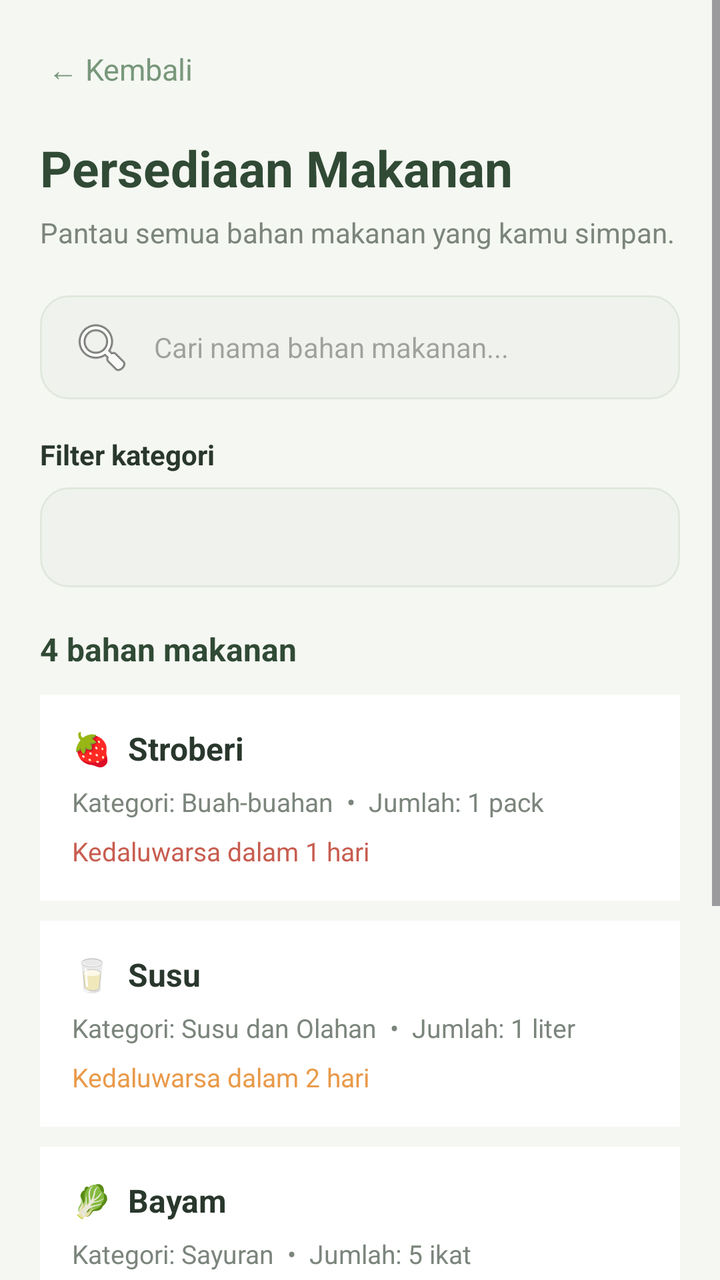
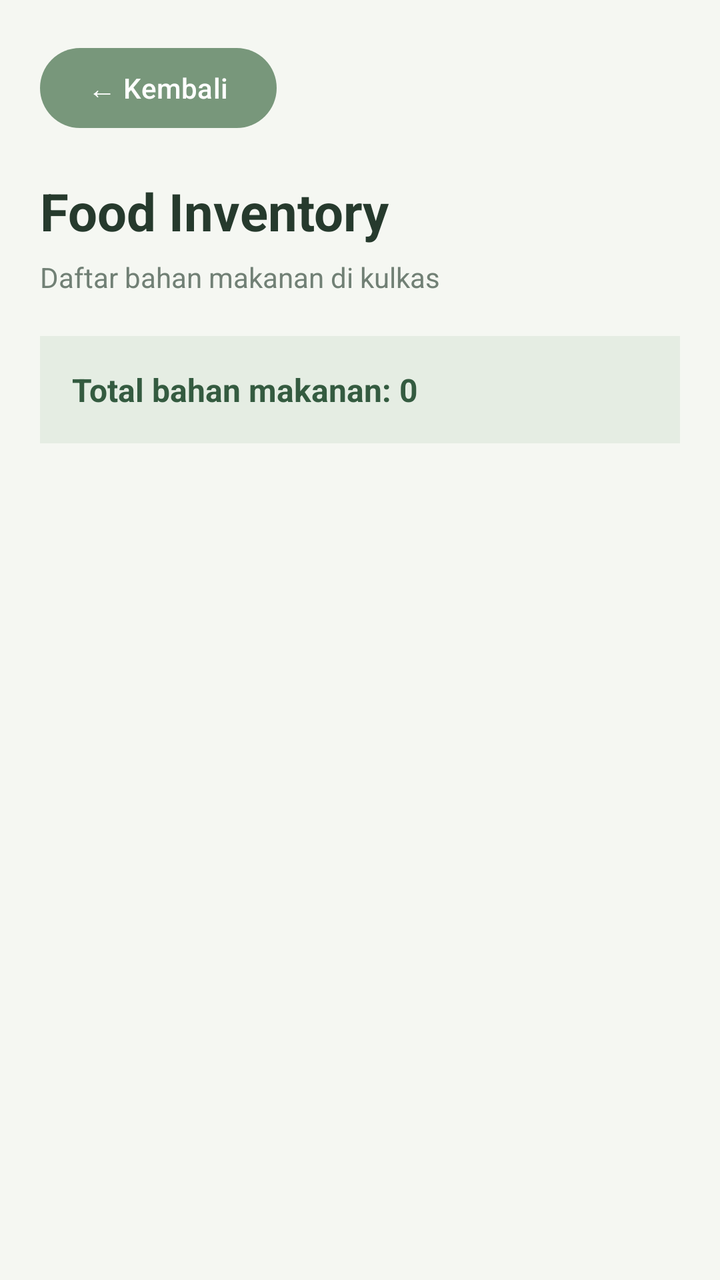

Screens rendered from an Android XML layout before and after an edit, with the pre-edit source and the edit as a unified diff.
<!-- AndroidManifest.xml: application theme Theme.FridgeFoodSaver -->
<!-- res/layout/activity_inventory.xml -->
<?xml version="1.0" encoding="utf-8"?>
<ScrollView xmlns:android="http://schemas.android.com/apk/res/android"
    android:layout_width="match_parent"
    android:layout_height="match_parent"
    android:background="@color/soft_white"
    android:fillViewport="true">

    <LinearLayout
        android:layout_width="match_parent"
        android:layout_height="wrap_content"
        android:orientation="vertical"
        android:padding="20dp">

        <TextView
            android:id="@+id/tvBack"
            android:layout_width="wrap_content"
            android:layout_height="wrap_content"
            android:text="← Kembali"
            android:textColor="@color/sage_green"
            android:textSize="15sp"
            android:padding="4dp" />

        <TextView
            android:layout_width="match_parent"
            android:layout_height="wrap_content"
            android:layout_marginTop="18dp"
            android:text="Persediaan Makanan"
            android:textColor="@color/dark_green"
            android:textSize="25sp"
            android:textStyle="bold" />

        <TextView
            android:layout_width="match_parent"
            android:layout_height="wrap_content"
            android:layout_marginTop="6dp"
            android:text="Pantau semua bahan makanan yang kamu simpan."
            android:textColor="@color/text_gray"
            android:textSize="14sp" />

        
        <EditText
            android:id="@+id/etSearchFood"
            android:layout_width="match_parent"
            android:layout_height="52dp"
            android:layout_marginTop="22dp"
            android:background="@drawable/bg_input"
            android:hint="Cari nama bahan makanan..."
            android:paddingHorizontal="15dp"
            android:singleLine="true"
            android:drawableStart="@android:drawable/ic_menu_search"
            android:drawablePadding="10dp"
            android:inputType="text"
            android:textSize="14sp" />

        
        <TextView
            android:layout_width="wrap_content"
            android:layout_height="wrap_content"
            android:layout_marginTop="18dp"
            android:text="Filter kategori"
            android:textColor="@color/text_dark"
            android:textStyle="bold"
            android:textSize="14sp" />

        <Spinner
            android:id="@+id/spFilterCategory"
            android:layout_width="match_parent"
            android:layout_height="50dp"
            android:layout_marginTop="7dp"
            android:background="@drawable/bg_input"
            android:paddingHorizontal="12dp" />

        
        <TextView
            android:id="@+id/tvItemCount"
            android:layout_width="match_parent"
            android:layout_height="wrap_content"
            android:layout_marginTop="20dp"
            android:text="4 bahan makanan"
            android:textColor="@color/dark_green"
            android:textSize="16sp"
            android:textStyle="bold" />

        
        <LinearLayout
            android:id="@+id/foodListContainer"
            android:layout_width="match_parent"
            android:layout_height="wrap_content"
            android:layout_marginTop="12dp"
            android:orientation="vertical">

            
            <LinearLayout
                android:id="@+id/itemStrawberry"
                android:tag="Buah-buahan"
                android:layout_width="match_parent"
                android:layout_height="wrap_content"
                android:layout_marginBottom="10dp"
                android:background="@color/pure_white"
                android:orientation="vertical"
                android:padding="16dp">

                <TextView
                    android:layout_width="match_parent"
                    android:layout_height="wrap_content"
                    android:text="🍓  Stroberi"
                    android:textColor="@color/text_dark"
                    android:textSize="16sp"
                    android:textStyle="bold" />

                <TextView
                    android:layout_width="match_parent"
                    android:layout_height="wrap_content"
                    android:layout_marginTop="7dp"
                    android:text="Kategori: Buah-buahan  •  Jumlah: 1 pack"
                    android:textColor="@color/text_gray"
                    android:textSize="13sp" />

                <TextView
                    android:layout_width="match_parent"
                    android:layout_height="wrap_content"
                    android:layout_marginTop="7dp"
                    android:text="Kedaluwarsa dalam 1 hari"
                    android:textColor="@color/expiry_red"
                    android:textSize="13sp" />
            </LinearLayout>

            
            <LinearLayout
                android:id="@+id/itemMilk"
                android:tag="Susu dan Olahan"
                android:layout_width="match_parent"
                android:layout_height="wrap_content"
                android:layout_marginBottom="10dp"
                android:background="@color/pure_white"
                android:orientation="vertical"
                android:padding="16dp">

                <TextView
                    android:layout_width="match_parent"
                    android:layout_height="wrap_content"
                    android:text="🥛  Susu"
                    android:textColor="@color/text_dark"
                    android:textSize="16sp"
                    android:textStyle="bold" />

                <TextView
                    android:layout_width="match_parent"
                    android:layout_height="wrap_content"
                    android:layout_marginTop="7dp"
                    android:text="Kategori: Susu dan Olahan  •  Jumlah: 1 liter"
                    android:textColor="@color/text_gray"
                    android:textSize="13sp" />

                <TextView
                    android:layout_width="match_parent"
                    android:layout_height="wrap_content"
                    android:layout_marginTop="7dp"
                    android:text="Kedaluwarsa dalam 2 hari"
                    android:textColor="@color/warm_orange"
                    android:textSize="13sp" />
            </LinearLayout>

            
            <LinearLayout
                android:id="@+id/itemSpinach"
                android:tag="Sayuran"
                android:layout_width="match_parent"
                android:layout_height="wrap_content"
                android:layout_marginBottom="10dp"
                android:background="@color/pure_white"
                android:orientation="vertical"
                android:padding="16dp">

                <TextView
                    android:layout_width="match_parent"
                    android:layout_height="wrap_content"
                    android:text="🥬  Bayam"
                    android:textColor="@color/text_dark"
                    android:textSize="16sp"
                    android:textStyle="bold" />

                <TextView
                    android:layout_width="match_parent"
                    android:layout_height="wrap_content"
                    android:layout_marginTop="7dp"
                    android:text="Kategori: Sayuran  •  Jumlah: 5 ikat"
                    android:textColor="@color/text_gray"
                    android:textSize="13sp" />

                <TextView
                    android:layout_width="match_parent"
                    android:layout_height="wrap_content"
                    android:layout_marginTop="7dp"
                    android:text="Masih aman disimpan"
                    android:textColor="@color/sage_green"
                    android:textSize="13sp" />
            </LinearLayout>

            
            <LinearLayout
                android:id="@+id/itemEgg"
                android:tag="Telur"
                android:layout_width="match_parent"
                android:layout_height="wrap_content"
                android:layout_marginBottom="10dp"
                android:background="@color/pure_white"
                android:orientation="vertical"
                android:padding="16dp">

                <TextView
                    android:layout_width="match_parent"
                    android:layout_height="wrap_content"
                    android:text="🥚  Telur"
                    android:textColor="@color/text_dark"
                    android:textSize="16sp"
                    android:textStyle="bold" />

                <TextView
                    android:layout_width="match_parent"
                    android:layout_height="wrap_content"
                    android:layout_marginTop="7dp"
                    android:text="Kategori: Telur  •  Jumlah: 10 butir"
                    android:textColor="@color/text_gray"
                    android:textSize="13sp" />

                <TextView
                    android:layout_width="match_parent"
                    android:layout_height="wrap_content"
                    android:layout_marginTop="7dp"
                    android:text="Masih aman disimpan"
                    android:textColor="@color/sage_green"
                    android:textSize="13sp" />
            </LinearLayout>

        </LinearLayout>

        <TextView
            android:id="@+id/tvEmpty"
            android:layout_width="match_parent"
            android:layout_height="wrap_content"
            android:gravity="center"
            android:padding="25dp"
            android:text="Bahan makanan tidak ditemukan."
            android:textColor="@color/text_gray"
            android:visibility="gone" />

        <Button
            android:id="@+id/btnAddFood"
            android:layout_width="match_parent"
            android:layout_height="55dp"
            android:layout_marginTop="15dp"
            android:layout_marginBottom="15dp"
            android:backgroundTint="@color/sage_green"
            android:text="+ Tambah Bahan Makanan"
            android:textAllCaps="false"
            android:textColor="@color/pure_white"
            android:textSize="15sp" />

    </LinearLayout>
</ScrollView>
<!-- resources referenced by this layout -->
<resources>
  <color name="dark_green">#304A35</color>
  <color name="expiry_red">#C85D50</color>
  <color name="pure_white">#FFFFFF</color>
  <color name="sage_green">#78977B</color>
  <color name="soft_white">#F5F7F2</color>
  <color name="text_dark">#29372C</color>
  <color name="text_gray">#7B857C</color>
  <color name="warm_orange">#E99A4A</color>
  <!-- drawable bg_input (drawable) -->
  <?xml version="1.0" encoding="utf-8"?>
  <shape xmlns:android="http://schemas.android.com/apk/res/android">
  
      <solid android:color="@color/input_background"/>
  
      <corners android:radius="14dp"/>
  
      <stroke
          android:width="1dp"
          android:color="#E1E8DE"/>
  
  </shape>
  <style name="Theme.FridgeFoodSaver" parent="Theme.Material3.DayNight.NoActionBar">
  
          <item name="colorPrimary">@color/sage_green</item>
          <item name="colorOnPrimary">@color/pure_white</item>
          <item name="colorSecondary">@color/warm_orange</item>
          <item name="android:statusBarColor">@color/soft_white</item>
          <item name="android:navigationBarColor">@color/soft_white</item>
          <item name="android:windowLightStatusBar">true</item>
          <item name="android:windowBackground">@color/soft_white</item>
      </style>
  <color name="input_background">#F0F3ED</color>
</resources>

<!-- the commit's change to res/layout/activity_inventory.xml (unified diff, before → after) -->
@@ -2,7 +2,7 @@
 <ScrollView xmlns:android="http://schemas.android.com/apk/res/android"
     android:layout_width="match_parent"
     android:layout_height="match_parent"
-    android:background="@color/soft_white"
+    android:background="#F5F7F2"
     android:fillViewport="true">
 
     <LinearLayout
@@ -11,251 +11,59 @@
         android:orientation="vertical"
         android:padding="20dp">
 
-        <TextView
-            android:id="@+id/tvBack"
+        <Button
+            android:id="@+id/btnInventoryBack"
             android:layout_width="wrap_content"
             android:layout_height="wrap_content"
             android:text="← Kembali"
-            android:textColor="@color/sage_green"
-            android:textSize="15sp"
-            android:padding="4dp" />
+            android:textAllCaps="false" />
 
         <TextView
             android:layout_width="match_parent"
             android:layout_height="wrap_content"
-            android:layout_marginTop="18dp"
-            android:text="Persediaan Makanan"
-            android:textColor="@color/dark_green"
-            android:textSize="25sp"
+            android:layout_marginTop="20dp"
+            android:text="Food Inventory"
+            android:textColor="#263A2D"
+            android:textSize="26sp"
             android:textStyle="bold" />
 
         <TextView
             android:layout_width="match_parent"
             android:layout_height="wrap_content"
             android:layout_marginTop="6dp"
-            android:text="Pantau semua bahan makanan yang kamu simpan."
-            android:textColor="@color/text_gray"
+            android:text="Daftar bahan makanan di kulkas"
+            android:textColor="#718075"
             android:textSize="14sp" />
 
-        
-        <EditText
-            android:id="@+id/etSearchFood"
-            android:layout_width="match_parent"
-            android:layout_height="52dp"
-            android:layout_marginTop="22dp"
-            android:background="@drawable/bg_input"
-            android:hint="Cari nama bahan makanan..."
-            android:paddingHorizontal="15dp"
-            android:singleLine="true"
-            android:drawableStart="@android:drawable/ic_menu_search"
-            android:drawablePadding="10dp"
-            android:inputType="text"
-            android:textSize="14sp" />
-
-        
         <TextView
-            android:layout_width="wrap_content"
-            android:layout_height="wrap_content"
-            android:layout_marginTop="18dp"
-            android:text="Filter kategori"
-            android:textColor="@color/text_dark"
-            android:textStyle="bold"
-            android:textSize="14sp" />
-
-        <Spinner
-            android:id="@+id/spFilterCategory"
-            android:layout_width="match_parent"
-            android:layout_height="50dp"
-            android:layout_marginTop="7dp"
-            android:background="@drawable/bg_input"
-            android:paddingHorizontal="12dp" />
-
-        
-        <TextView
-            android:id="@+id/tvItemCount"
+            android:id="@+id/tvInventoryCount"
             android:layout_width="match_parent"
             android:layout_height="wrap_content"
             android:layout_marginTop="20dp"
-            android:text="4 bahan makanan"
-            android:textColor="@color/dark_green"
+            android:background="#E5EDE3"
+            android:padding="16dp"
+            android:text="Total bahan makanan: 0"
+            android:textColor="#345B40"
             android:textSize="16sp"
             android:textStyle="bold" />
 
-        
-        <LinearLayout
-            android:id="@+id/foodListContainer"
+        <TextView
+            android:id="@+id/tvEmptyInventory"
             android:layout_width="match_parent"
             android:layout_height="wrap_content"
-            android:layout_marginTop="12dp"
-            android:orientation="vertical">
+            android:layout_marginTop="30dp"
+            android:gravity="center"
+            android:text="Belum ada bahan makanan."
+            android:textColor="#718075"
+            android:textSize="15sp"
+            android:visibility="gone" />
 
-            
-            <LinearLayout
-                android:id="@+id/itemStrawberry"
-                android:tag="Buah-buahan"
-                android:layout_width="match_parent"
-                android:layout_height="wrap_content"
-                android:layout_marginBottom="10dp"
-                android:background="@color/pure_white"
-                android:orientation="vertical"
-                android:padding="16dp">
-
-                <TextView
-                    android:layout_width="match_parent"
-                    android:layout_height="wrap_content"
-                    android:text="🍓  Stroberi"
-                    android:textColor="@color/text_dark"
-                    android:textSize="16sp"
-                    android:textStyle="bold" />
-
-                <TextView
-                    android:layout_width="match_parent"
-                    android:layout_height="wrap_content"
-                    android:layout_marginTop="7dp"
-                    android:text="Kategori: Buah-buahan  •  Jumlah: 1 pack"
-                    android:textColor="@color/text_gray"
-                    android:textSize="13sp" />
-
-                <TextView
-                    android:layout_width="match_parent"
-                    android:layout_height="wrap_content"
-                    android:layout_marginTop="7dp"
-                    android:text="Kedaluwarsa dalam 1 hari"
-                    android:textColor="@color/expiry_red"
-                    android:textSize="13sp" />
-            </LinearLayout>
-
-            
-            <LinearLayout
-                android:id="@+id/itemMilk"
-                android:tag="Susu dan Olahan"
-                android:layout_width="match_parent"
-                android:layout_height="wrap_content"
-                android:layout_marginBottom="10dp"
-                android:background="@color/pure_white"
-                android:orientation="vertical"
-                android:padding="16dp">
-
-                <TextView
-                    android:layout_width="match_parent"
-                    android:layout_height="wrap_content"
-                    android:text="🥛  Susu"
-                    android:textColor="@color/text_dark"
-                    android:textSize="16sp"
-                    android:textStyle="bold" />
-
-                <TextView
-                    android:layout_width="match_parent"
-                    android:layout_height="wrap_content"
-                    android:layout_marginTop="7dp"
-                    android:text="Kategori: Susu dan Olahan  •  Jumlah: 1 liter"
-                    android:textColor="@color/text_gray"
-                    android:textSize="13sp" />
-
-                <TextView
-                    android:layout_width="match_parent"
-                    android:layout_height="wrap_content"
-                    android:layout_marginTop="7dp"
-                    android:text="Kedaluwarsa dalam 2 hari"
-                    android:textColor="@color/warm_orange"
-                    android:textSize="13sp" />
-            </LinearLayout>
-
-            
-            <LinearLayout
-                android:id="@+id/itemSpinach"
-                android:tag="Sayuran"
-                android:layout_width="match_parent"
-                android:layout_height="wrap_content"
-                android:layout_marginBottom="10dp"
-                android:background="@color/pure_white"
-                android:orientation="vertical"
-                android:padding="16dp">
-
-                <TextView
-                    android:layout_width="match_parent"
-                    android:layout_height="wrap_content"
-                    android:text="🥬  Bayam"
-                    android:textColor="@color/text_dark"
-                    android:textSize="16sp"
-                    android:textStyle="bold" />
-
-                <TextView
-                    android:layout_width="match_parent"
-                    android:layout_height="wrap_content"
-                    android:layout_marginTop="7dp"
-                    android:text="Kategori: Sayuran  •  Jumlah: 5 ikat"
-                    android:textColor="@color/text_gray"
-                    android:textSize="13sp" />
-
-                <TextView
-                    android:layout_width="match_parent"
-                    android:layout_height="wrap_content"
-                    android:layout_marginTop="7dp"
-                    android:text="Masih aman disimpan"
-                    android:textColor="@color/sage_green"
-                    android:textSize="13sp" />
-            </LinearLayout>
-
-            
-            <LinearLayout
-                android:id="@+id/itemEgg"
-                android:tag="Telur"
-                android:layout_width="match_parent"
-                android:layout_height="wrap_content"
-                android:layout_marginBottom="10dp"
-                android:background="@color/pure_white"
-                android:orientation="vertical"
-                android:padding="16dp">
-
-                <TextView
-                    android:layout_width="match_parent"
-                    android:layout_height="wrap_content"
-                    android:text="🥚  Telur"
-                    android:textColor="@color/text_dark"
-                    android:textSize="16sp"
-                    android:textStyle="bold" />
-
-                <TextView
-                    android:layout_width="match_parent"
-                    android:layout_height="wrap_content"
-                    android:layout_marginTop="7dp"
-                    android:text="Kategori: Telur  •  Jumlah: 10 butir"
-                    android:textColor="@color/text_gray"
-                    android:textSize="13sp" />
-
-                <TextView
-                    android:layout_width="match_parent"
-                    android:layout_height="wrap_content"
-                    android:layout_marginTop="7dp"
-                    android:text="Masih aman disimpan"
-                    android:textColor="@color/sage_green"
-                    android:textSize="13sp" />
-            </LinearLayout>
-
-        </LinearLayout>
-
-        <TextView
-            android:id="@+id/tvEmpty"
+        <LinearLayout
+            android:id="@+id/inventoryContainer"
             android:layout_width="match_parent"
             android:layout_height="wrap_content"
-            android:gravity="center"
-            android:padding="25dp"
-            android:text="Bahan makanan tidak ditemukan."
-            android:textColor="@color/text_gray"
-            android:visibility="gone" />
-
-        <Button
-            android:id="@+id/btnAddFood"
-            android:layout_width="match_parent"
-            android:layout_height="55dp"
-            android:layout_marginTop="15dp"
-            android:layout_marginBottom="15dp"
-            android:backgroundTint="@color/sage_green"
-            android:text="+ Tambah Bahan Makanan"
-            android:textAllCaps="false"
-            android:textColor="@color/pure_white"
-            android:textSize="15sp" />
+            android:layout_marginTop="16dp"
+            android:orientation="vertical" />
 
     </LinearLayout>
 </ScrollView>
<!-- resource entries referenced after the edit -->
@@ -1,26 +1,9 @@
 <!-- resources referenced by this layout -->
 <resources>
-  <color name="dark_green">#304A35</color>
-  <color name="expiry_red">#C85D50</color>
   <color name="pure_white">#FFFFFF</color>
   <color name="sage_green">#78977B</color>
   <color name="soft_white">#F5F7F2</color>
-  <color name="text_dark">#29372C</color>
-  <color name="text_gray">#7B857C</color>
   <color name="warm_orange">#E99A4A</color>
-  <!-- drawable bg_input (drawable) -->
-  <?xml version="1.0" encoding="utf-8"?>
-  <shape xmlns:android="http://schemas.android.com/apk/res/android">
-  
-      <solid android:color="@color/input_background"/>
-  
-      <corners android:radius="14dp"/>
-  
-      <stroke
-          android:width="1dp"
-          android:color="#E1E8DE"/>
-  
-  </shape>
   <style name="Theme.FridgeFoodSaver" parent="Theme.Material3.DayNight.NoActionBar">
   
           <item name="colorPrimary">@color/sage_green</item>
@@ -31,6 +14,5 @@
           <item name="android:windowLightStatusBar">true</item>
           <item name="android:windowBackground">@color/soft_white</item>
       </style>
-  <color name="input_background">#F0F3ED</color>
 </resources>
 
